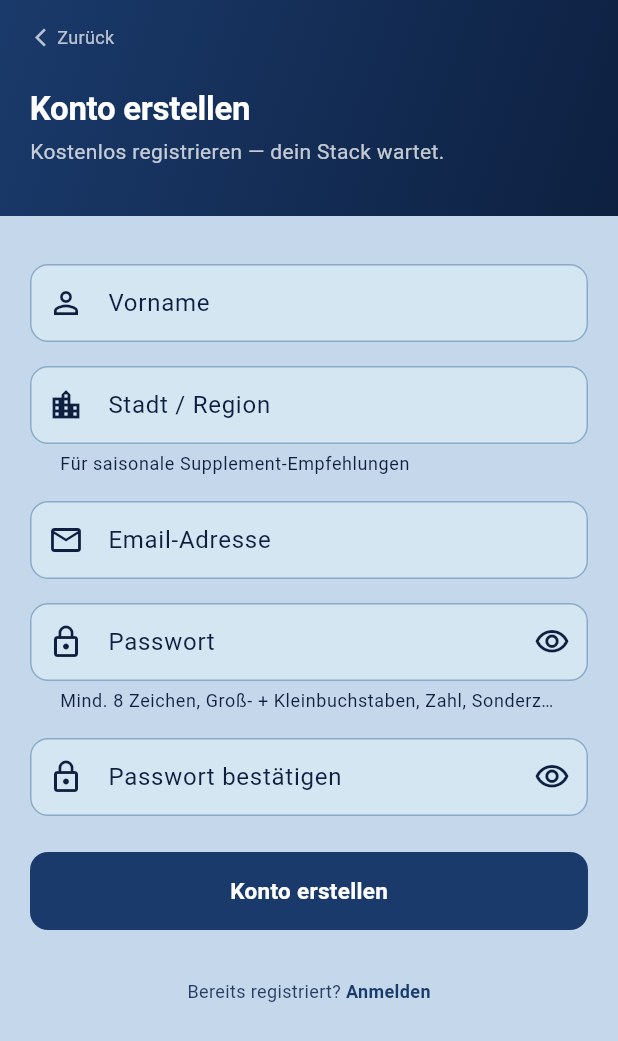
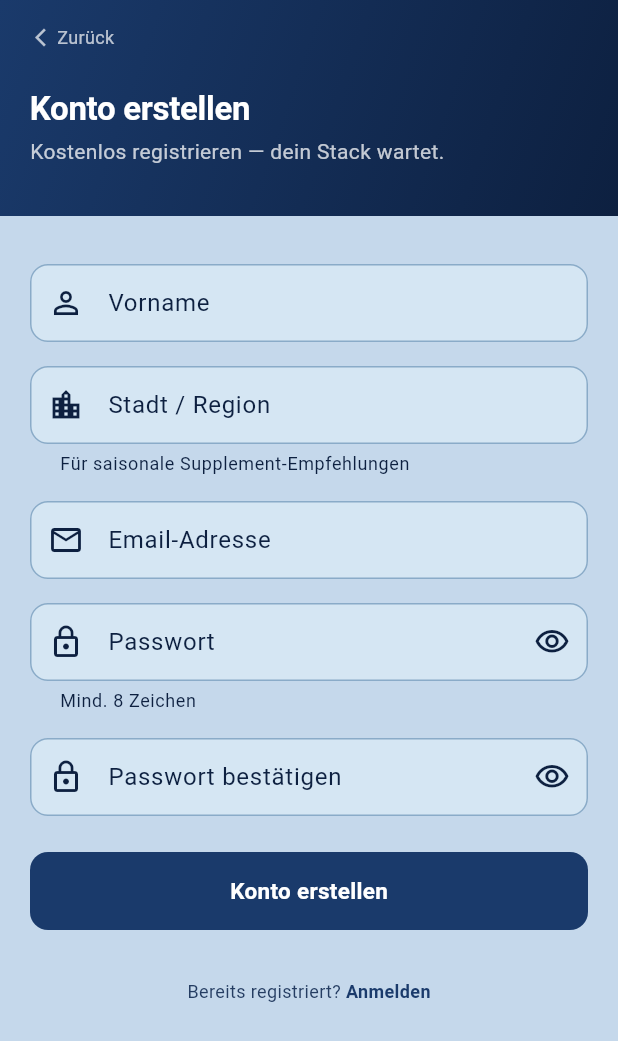
Before and after one commit to JonasArnold77/Stack-Sense, a Flutter app: the RegisterScreen screen opened by its route, on a phone screen of 412 x 824 dp. Shown: the top 1041 px of the screen. Run offline on Flutter 3.47's test engine with Material 3 defaults, Android fonts, the phone set to English and light mode, and no system bars; our stand-ins replace audioplayers, flutter_dotenv, flutter_riverpod, go_router, shared_preferences; missing offline and left inert: amplify_auth_cognito, amplify_flutter; accounts and stored records are empty.

Commit message:
Simplify password requirement to minimum 8 characters
Removes the uppercase/lowercase/number complexity requirements from the
registration form and matching Cognito user pool password policy, leaving
only the 8-character minimum length.

Co-Authored-By: Claude Sonnet 5 <noreply@anthropic.com>

```diff
--- a/lib/features/auth/data/auth_provider.dart
+++ b/lib/features/auth/data/auth_provider.dart
@@ -323,7 +323,7 @@ class AuthNotifier extends StateNotifier<AuthState> {
       return 'Der Code ist abgelaufen. Bitte neu anfordern.';
     }
     if (msg.contains('password') && msg.contains('policy')) {
-      return 'Passwort muss mind. 8 Zeichen, Groß-/Kleinbuchstaben und Zahlen enthalten.';
+      return 'Passwort muss mind. 8 Zeichen lang sein.';
     }
     if (msg.contains('network')) {
       return 'Keine Internetverbindung.';
--- a/lib/features/auth/presentation/screens/forgot_password_screen.dart
+++ b/lib/features/auth/presentation/screens/forgot_password_screen.dart
@@ -193,7 +193,7 @@ class _ForgotPasswordScreenState extends ConsumerState<ForgotPasswordScreen> {
                       decoration: InputDecoration(
                         labelText: 'Neues Passwort',
                         prefixIcon: const Icon(Icons.lock_outline),
-                        helperText: 'Mind. 8 Zeichen, Groß-/Kleinbuchstaben, Zahl',
+                        helperText: 'Mind. 8 Zeichen',
                         suffixIcon: IconButton(
                           icon: Icon(_obscure
                               ? Icons.visibility_outlined
--- a/lib/features/auth/presentation/screens/register_screen.dart
+++ b/lib/features/auth/presentation/screens/register_screen.dart
@@ -207,8 +207,7 @@ class _RegisterScreenState extends ConsumerState<RegisterScreen> {
                       decoration: InputDecoration(
                         labelText: 'Passwort',
                         prefixIcon: const Icon(Icons.lock_outline),
-                        helperText:
-                            'Mind. 8 Zeichen, Groß- + Kleinbuchstaben, Zahl, Sonderzeichen (!@#…)',
+                        helperText: 'Mind. 8 Zeichen',
                         suffixIcon: IconButton(
                           icon: Icon(_obscure1
                               ? Icons.visibility_outlined
@@ -220,18 +219,6 @@ class _RegisterScreenState extends ConsumerState<RegisterScreen> {
                       validator: (v) {
                         if (v == null || v.length < 8) {
                           return 'Mind. 8 Zeichen erforderlich';
-                        }
-                        if (!v.contains(RegExp(r'[A-Z]'))) {
-                          return 'Mind. ein Großbuchstabe erforderlich';
-                        }
-                        if (!v.contains(RegExp(r'[a-z]'))) {
-                          return 'Mind. ein Kleinbuchstabe erforderlich';
-                        }
-                        if (!v.contains(RegExp(r'[0-9]'))) {
-                          return 'Mind. eine Zahl erforderlich';
-                        }
-                        if (!v.contains(RegExp(r'[!@#$%^&*(),.?":{}|<>\-_=+\[\]\\;~`]'))) {
-                          return 'Mind. ein Sonderzeichen erforderlich (z.B. !)';
                         }
                         return null;
                       },
```
